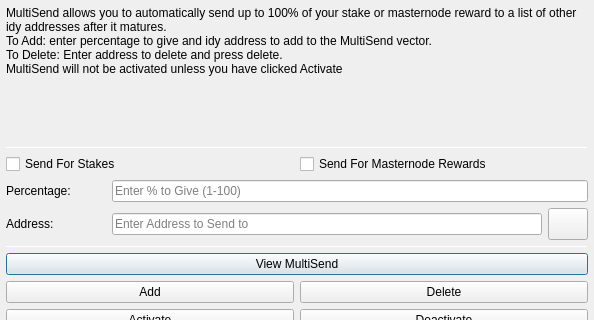
Above: src/qt/forms/multisenddialog.ui from ygtars/industry before the change; both pictures show x 0 to 594 and y 0 to 320 of the 594 by 523 pixel window. Below: the same form after it.
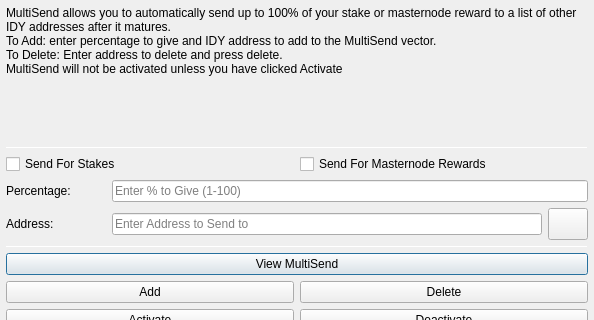
That is the form after the change. Icons and pictures are not drawn.

The edit to the form file:
```diff
--- a/src/qt/forms/multisenddialog.ui
+++ b/src/qt/forms/multisenddialog.ui
@@ -37,8 +37,8 @@
         <number>1</number>
        </property>
        <property name="text">
-        <string>MultiSend allows you to automatically send up to 100% of your stake or masternode reward to a list of other idy addresses after it matures.
-To Add: enter percentage to give and idy address to add to the MultiSend vector.
+        <string>MultiSend allows you to automatically send up to 100% of your stake or masternode reward to a list of other IDY addresses after it matures.
+To Add: enter percentage to give and IDY address to add to the MultiSend vector.
 To Delete: Enter address to delete and press delete.
 MultiSend will not be activated unless you have clicked Activate</string>
        </property>
```
Left out of the diff: 4 changed lines with no effect on the pictures.
